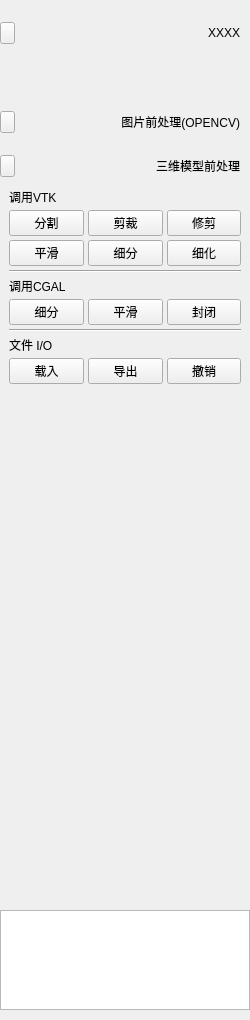
Old version of the form Source/04Ui/formleft.ui in the repository BeyondXinXin/OpenBrowser.
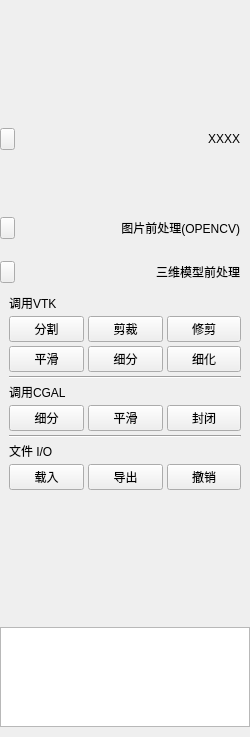
New version of the form. Custom widgets are drawn as their Qt base class.

```diff
--- a/Source/04Ui/formleft.ui
+++ b/Source/04Ui/formleft.ui
@@ -7,7 +7,7 @@
     <x>0</x>
     <y>0</y>
     <width>250</width>
-    <height>1020</height>
+    <height>737</height>
    </rect>
   </property>
   <property name="maximumSize">
@@ -19,7 +19,7 @@
   <property name="windowTitle">
    <string>Form</string>
   </property>
-  <layout class="QVBoxLayout" name="verticalLayout_2" stretch="0,0,0,0,0,0,0,1,0">
+  <layout class="QVBoxLayout" name="verticalLayout_2" stretch="0,0,0,0,0,0,0,0,0">
    <property name="spacing">
     <number>2</number>
    </property>
@@ -38,10 +38,13 @@
    <item>
     <layout class="QHBoxLayout" name="horizontalLayout_10" stretch="1">
      <property name="leftMargin">
-      <number>0</number>
+      <number>6</number>
      </property>
      <property name="topMargin">
-      <number>0</number>
+      <number>6</number>
+     </property>
+     <property name="rightMargin">
+      <number>6</number>
      </property>
      <property name="bottomMargin">
       <number>20</number>
@@ -51,12 +54,12 @@
        <property name="minimumSize">
         <size>
          <width>0</width>
-         <height>0</height>
+         <height>100</height>
         </size>
        </property>
        <property name="maximumSize">
         <size>
-         <width>235</width>
+         <width>16777215</width>
          <height>16777215</height>
         </size>
        </property>
```
